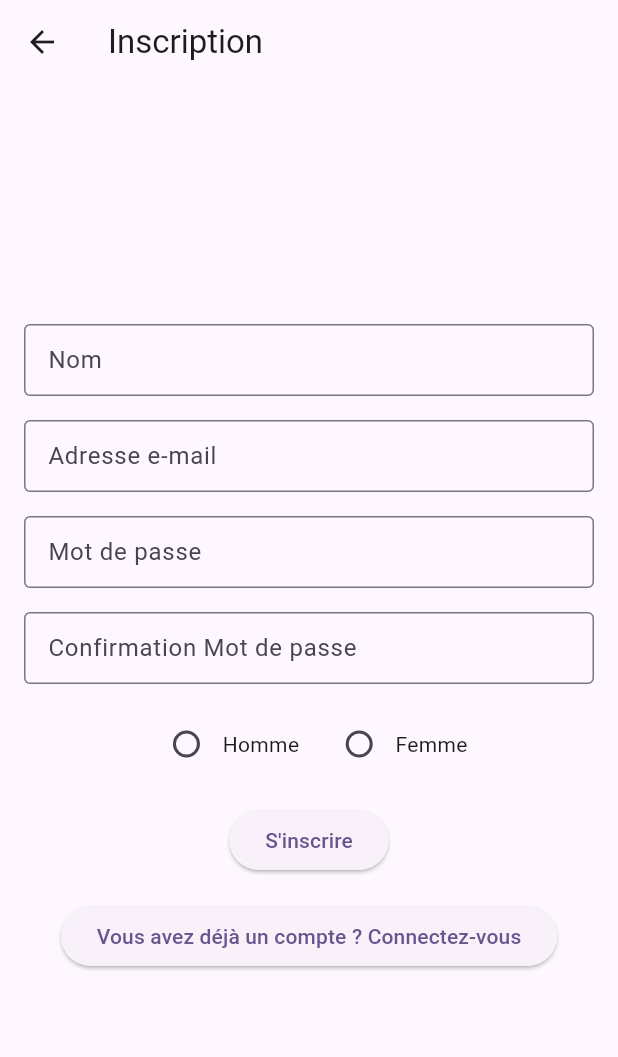
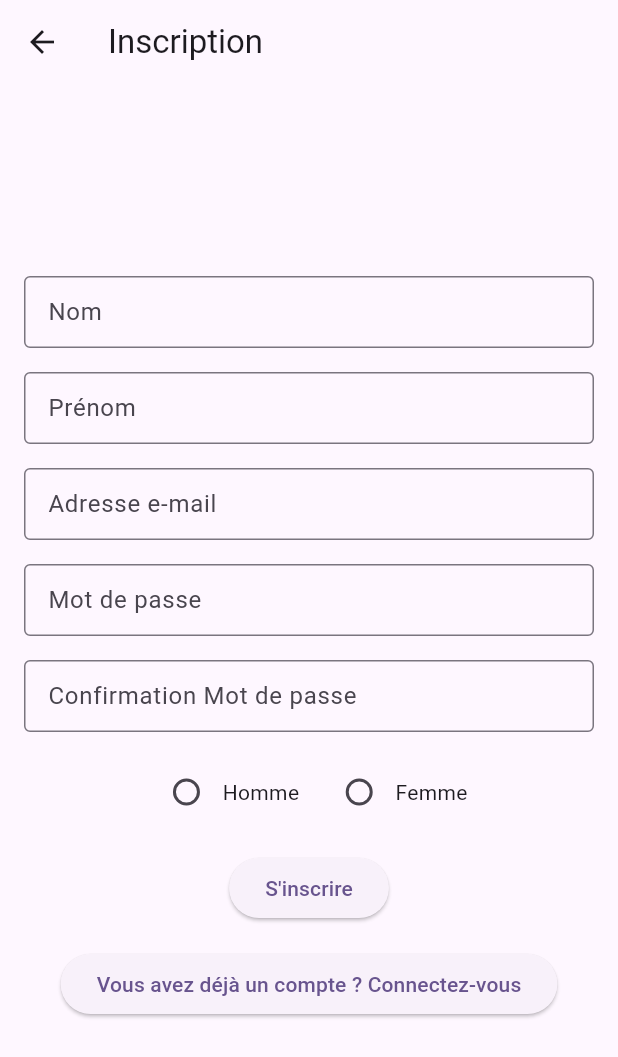
Before and after one commit to adiallo12/lpmiManageApp, a Flutter app: the RegisterScreen screen opened directly, on a phone screen of 412 x 824 dp. Shown: the top 1057 px of the screen. Run offline on Flutter 3.47's test engine with Material 3 defaults, Android fonts, the phone set to English and light mode, and no system bars.

Commit message:
feat:registration page

```diff
--- a/lib/register_screen.dart
+++ b/lib/register_screen.dart
@@ -23,6 +23,14 @@ class _RegisterScreenState extends State<RegisterScreen> {
             TextFormField(
               decoration: const InputDecoration(
                 labelText: 'Nom',
+                border: OutlineInputBorder(),
+                contentPadding: EdgeInsets.all(12.0),
+              ),
+            ),
+            const SizedBox(height: 16.0),
+            TextFormField(
+              decoration: const InputDecoration(
+                labelText: 'Prénom',
                 border: OutlineInputBorder(),
                 contentPadding: EdgeInsets.all(12.0),
               ),
@@ -94,7 +102,7 @@ class _RegisterScreenState extends State<RegisterScreen> {
               onPressed: () {
                 Navigator.push(
                   context,
-                  MaterialPageRoute(builder: (context) => IntroductionScreen()),
+                  MaterialPageRoute(builder: (context) => const IntroductionScreen()),
                 );
               },
               child: const Text('Vous avez déjà un compte ? Connectez-vous'),
```
